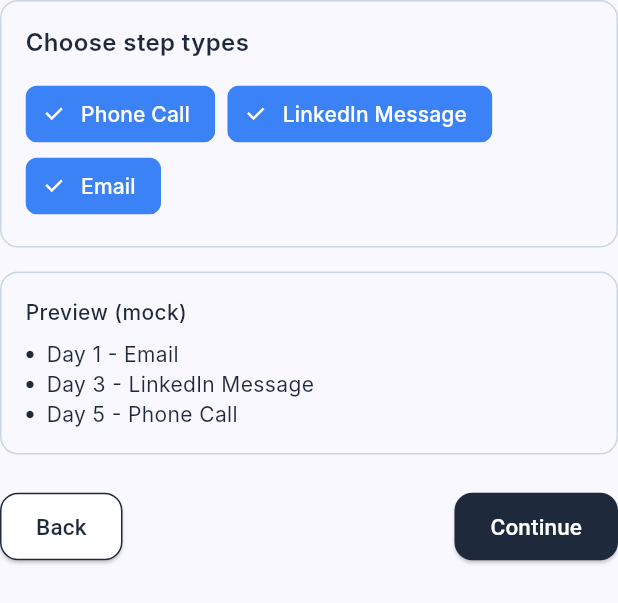
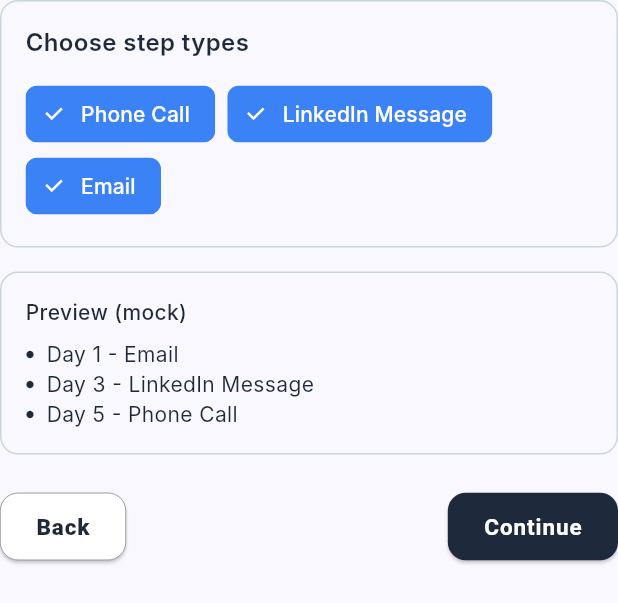
Before and after one commit to DebdaruDG/Network-IT-Lead-Planner-and-Follow-up, a Flutter app: the Step3PlanSetup widget shown alone on an empty page, opened directly, on a phone screen of 412 x 824 dp. Shown: the top 603 px of the screen. Run offline on Flutter 3.47's test engine with Material 3 defaults, Android fonts, the phone set to English and light mode, and no system bars; our stand-ins replace dio, firebase_auth, firebase_core, flutter_riverpod, flutter_styled_toast, go_router and 3 more; accounts and stored records are empty; Roboto replaces fonts that are missing (Inter); statements that could not run were skipped.

Commit message:
updated button UX

```diff
--- /dev/null
+++ b/lib/features/lead_creation/step_utils.dart
@@ -0,0 +1,86 @@
+import 'package:flutter/material.dart';
+
+class StepUtils {
+  Widget backButton(VoidCallback onPressed) {
+    return ElevatedButton(
+      onPressed: onPressed,
+      style: ElevatedButton.styleFrom(
+        backgroundColor: Colors.white,
+        foregroundColor: const Color(0xFF1E293B),
+        shape: RoundedRectangleBorder(borderRadius: BorderRadius.circular(12)),
+        padding: const EdgeInsets.symmetric(horizontal: 24, vertical: 12),
+        side: BorderSide(color: Colors.grey.shade700, width: 0.4),
+      ),
+      child: const Text(
+        "Back",
+        style: TextStyle(
+          fontSize: 15,
+          fontWeight: FontWeight.w900,
+          fontFamily: 'Roboto',
+          letterSpacing: 0.6,
+        ),
+      ),
+    );
+  }
+
+  Widget generatePlanButton(VoidCallback onPressed) {
+    return ElevatedButton(
+      onPressed: onPressed,
+      style: ElevatedButton.styleFrom(
+        backgroundColor: const Color(0xFF1E293B),
+        foregroundColor: Colors.white,
+        shape: RoundedRectangleBorder(borderRadius: BorderRadius.circular(12)),
+        padding: const EdgeInsets.symmetric(horizontal: 24, vertical: 12),
+      ),
+      child: const Text(
+        "Generate Plan",
+        style: TextStyle(
+          fontSize: 15,
+          fontWeight: FontWeight.w700,
+          fontFamily: 'Roboto',
+          letterSpacing: 0.6,
+        ),
+      ),
+    );
+  }
+
+  Widget continueButton(VoidCallback onPressed) {
+    return ElevatedButton(
+      onPressed: onPressed,
+      style: ElevatedButton.styleFrom(
+        backgroundColor: const Color(0xFF1E293B),
+        foregroundColor: Colors.white,
+        shape: RoundedRectangleBorder(borderRadius: BorderRadius.circular(12)),
+        padding: const EdgeInsets.symmetric(horizontal: 24, vertical: 12),
+      ),
+      child: const Text(
+        "Continue",
+        style: TextStyle(
+          fontSize: 15,
+          fontWeight: FontWeight.w700,
+          fontFamily: 'Roboto',
+          letterSpacing: 0.6,
+        ),
+      ),
+    );
+  }
+
+  Widget finishButton(VoidCallback onPressed) => ElevatedButton(
+    onPressed: onPressed,
+    style: ElevatedButton.styleFrom(
+      backgroundColor: const Color(0xFF1E293B),
+      foregroundColor: Colors.white,
+      shape: RoundedRectangleBorder(borderRadius: BorderRadius.circular(12)),
+      padding: const EdgeInsets.symmetric(horizontal: 24, vertical: 12),
+    ),
+    child: const Text(
+      "Finish",
+      style: TextStyle(
+        fontSize: 15,
+        fontWeight: FontWeight.w700,
+        fontFamily: 'Roboto',
+        letterSpacing: 0.6,
+      ),
+    ),
+  );
+}
--- a/lib/features/lead_creation/steps/step3_plan_setup.dart
+++ b/lib/features/lead_creation/steps/step3_plan_setup.dart
@@ -2,6 +2,7 @@ import 'package:flutter/material.dart';
 import 'package:flutter_riverpod/flutter_riverpod.dart';
 
 import '../lead_creation_provider.dart';
+import '../step_utils.dart';
 
 class Step3PlanSetup extends ConsumerStatefulWidget {
   const Step3PlanSetup({super.key});
@@ -110,10 +111,10 @@ class _Step3PlanSetupState extends ConsumerState<Step3PlanSetup> {
         Row(
           mainAxisAlignment: MainAxisAlignment.spaceBetween,
           children: [
-            _backButton(() {
+            StepUtils().backButton(() {
               ref.read(leadStepProvider.notifier).previousStep();
             }),
-            _continueButton(() {
+            StepUtils().continueButton(() {
               ref.read(leadStepProvider.notifier).nextStep();
               // Later: Save selected step types into provider/state
             }),
@@ -149,45 +150,4 @@ class _Step3PlanSetupState extends ConsumerState<Step3PlanSetup> {
       shape: RoundedRectangleBorder(borderRadius: BorderRadius.circular(8)),
     );
   }
-
-  Widget _continueButton(VoidCallback onPressed) {
-    return ElevatedButton(
-      onPressed: onPressed,
-      style: ElevatedButton.styleFrom(
-        backgroundColor: const Color(0xFF1E293B),
-        foregroundColor: Colors.white,
-        shape: RoundedRectangleBorder(borderRadius: BorderRadius.circular(12)),
-        padding: const EdgeInsets.symmetric(horizontal: 24, vertical: 12),
-      ),
-      child: const Text(
-        "Continue",
-        style: TextStyle(
-          fontSize: 15,
-          fontWeight: FontWeight.w500,
-          fontFamily: 'Roboto',
-        ),
-      ),
-    );
-  }
-
-  Widget _backButton(VoidCallback onPressed) {
-    return ElevatedButton(
-      onPressed: onPressed,
-      style: ElevatedButton.styleFrom(
-        backgroundColor: Colors.white,
-        foregroundColor: const Color(0xFF1E293B),
-        shape: RoundedRectangleBorder(borderRadius: BorderRadius.circular(12)),
-        padding: const EdgeInsets.symmetric(horizontal: 24, vertical: 12),
-        side: const BorderSide(color: Color(0xFF1E293B)),
-      ),
-      child: const Text(
-        "Back",
-        style: TextStyle(
-          fontSize: 15,
-          fontWeight: FontWeight.w500,
-          fontFamily: 'Roboto',
-        ),
-      ),
-    );
-  }
 }
```
Also changed, not shown: lib/features/lead_creation/steps/step2_select_goal.dart (+3 -43 lines), lib/features/lead_creation/steps/step4_select_instructions.dart (+3 -43 lines), lib/features/lead_creation/steps/step5_plan_steps.dart (+3 -42 lines), lib/features/lead_creation/steps/step6_plan_overview.dart (+3 -38 lines), 1 other file.
